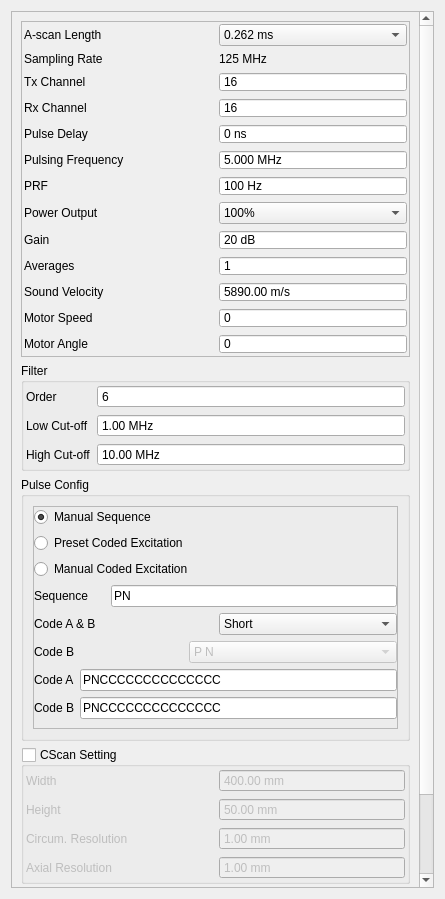
This is tsettings.ui in SDJoeKing/Tubers_GUI as Qt 5 draws it before an edit. The edited form follows.
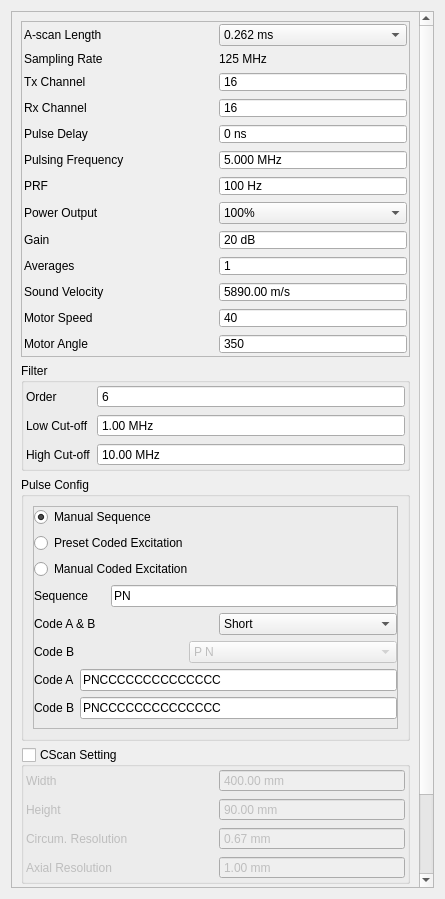
This is the edited form.

Diff of the .ui file:
```diff
--- a/tsettings.ui
+++ b/tsettings.ui
@@ -499,7 +499,7 @@
              <number>100</number>
             </property>
             <property name="value">
-             <number>0</number>
+             <number>40</number>
             </property>
            </widget>
           </item>
@@ -537,7 +537,7 @@
              <number>3600</number>
             </property>
             <property name="value">
-             <number>0</number>
+             <number>350</number>
             </property>
            </widget>
           </item>
@@ -998,7 +998,7 @@
              <double>9999.000000000000000</double>
             </property>
             <property name="value">
-             <double>1.000000000000000</double>
+             <double>0.670000000000000</double>
             </property>
            </widget>
           </item>
@@ -1017,7 +1017,7 @@
              <double>9999.000000000000000</double>
             </property>
             <property name="value">
-             <double>50.000000000000000</double>
+             <double>90.000000000000000</double>
             </property>
            </widget>
           </item>
```
